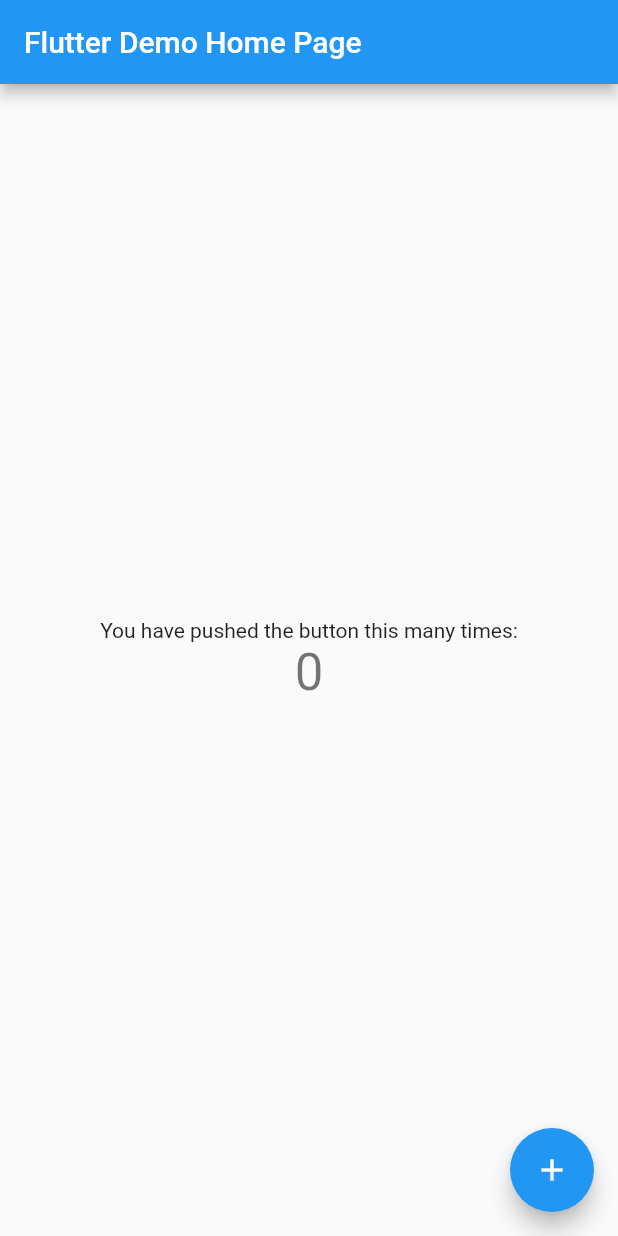
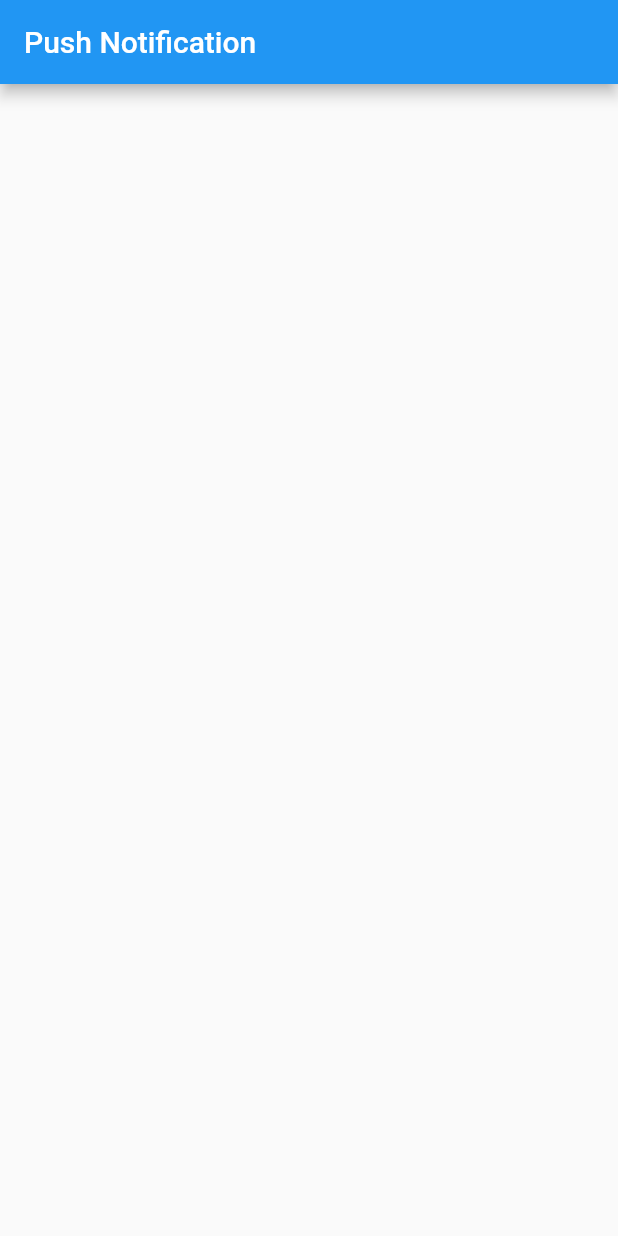
Before and after one commit to zahid2873/push_notification, a Flutter app: the screen it shows after launch, on a phone screen of 412 x 824 dp. Run offline on Flutter 3.47's test engine with Material 2 defaults, Android fonts, the phone set to English and light mode, and no system bars; our stand-ins replace firebase_core, firebase_messaging, flutter_local_notifications; accounts and stored records are empty.

Commit message:
push notification from firebase foreground/background/terminate state

```diff
--- a/lib/main.dart
+++ b/lib/main.dart
@@ -1,13 +1,23 @@
+
 import 'package:flutter/material.dart';
 import 'package:firebase_core/firebase_core.dart';
 import 'package:firebase_messaging/firebase_messaging.dart';
+import 'package:push_notification/notification_pages/home_page.dart';
 
+import 'notification_service/local_notification_service.dart';
+
+Future<void> backgroundHandler(RemoteMessage message) async {
+  print(message.data.toString());
+  print(message.notification!.title);
+}
 
 void main() async {
   WidgetsFlutterBinding.ensureInitialized();
   await Firebase.initializeApp();
-  final fcmToken = await FirebaseMessaging.instance.getToken();
-  print("token : $fcmToken");
+  FirebaseMessaging.onBackgroundMessage(backgroundHandler);
+  LocalNotificationService.initialize();
+  //final fcmToken = await FirebaseMessaging.instance.getToken();
+ // print("token : $fcmToken");
   runApp(const MyApp());
 }
 
@@ -31,92 +41,7 @@ class MyApp extends StatelessWidget {
         // is not restarted.
         primarySwatch: Colors.blue,
       ),
-      home: const MyHomePage(title: 'Flutter Demo Home Page'),
+      home: HomePage(),
     );
   }
 }
-
-class MyHomePage extends StatefulWidget {
-  const MyHomePage({super.key, required this.title});
-
-  // This widget is the home page of your application. It is stateful, meaning
-  // that it has a State object (defined below) that contains fields that affect
-  // how it looks.
-
-  // This class is the configuration for the state. It holds the values (in this
-  // case the title) provided by the parent (in this case the App widget) and
-  // used by the build method of the State. Fields in a Widget subclass are
-  // always marked "final".
-
-  final String title;
-
-  @override
-  State<MyHomePage> createState() => _MyHomePageState();
-}
-
-class _MyHomePageState extends State<MyHomePage> {
-  int _counter = 0;
-
-  void _incrementCounter() {
-    setState(() {
-      // This call to setState tells the Flutter framework that something has
-      // changed in this State, which causes it to rerun the build method below
-      // so that the display can reflect the updated values. If we changed
-      // _counter without calling setState(), then the build method would not be
-      // called again, and so nothing would appear to happen.
-      _counter++;
-    });
-  }
-
-  @override
-  Widget build(BuildContext context) {
-    // This method is rerun every time setState is called, for instance as done
-    // by the _incrementCounter method above.
-    //
-    // The Flutter framework has been optimized to make rerunning build methods
-    // fast, so that you can just rebuild anything that needs updating rather
-    // than having to individually change instances of widgets.
-    return Scaffold(
-      appBar: AppBar(
-        // Here we take the value from the MyHomePage object that was created by
-        // the App.build method, and use it to set our appbar title.
-        title: Text(widget.title),
-      ),
-      body: Center(
-        // Center is a layout widget. It takes a single child and positions it
-        // in the middle of the parent.
-        child: Column(
-          // Column is also a layout widget. It takes a list of children and
-          // arranges them vertically. By default, it sizes itself to fit its
-          // children horizontally, and tries to be as tall as its parent.
-          //
-          // Invoke "debug painting" (press "p" in the console, choose the
-          // "Toggle Debug Paint" action from the Flutter Inspector in Android
-          // Studio, or the "Toggle Debug Paint" command in Visual Studio Code)
-          // to see the wireframe for each widget.
-          //
-          // Column has various properties to control how it sizes itself and
-          // how it positions its children. Here we use mainAxisAlignment to
-          // center the children vertically; the main axis here is the vertical
-          // axis because Columns are vertical (the cross axis would be
-          // horizontal).
-          mainAxisAlignment: MainAxisAlignment.center,
-          children: <Widget>[
-            const Text(
-              'You have pushed the button this many times:',
-            ),
-            Text(
-              '$_counter',
-              style: Theme.of(context).textTheme.headline4,
-            ),
-          ],
-        ),
-      ),
-      floatingActionButton: FloatingActionButton(
-        onPressed: _incrementCounter,
-        tooltip: 'Increment',
-        child: const Icon(Icons.add),
-      ), // This trailing comma makes auto-formatting nicer for build methods.
-    );
-  }
-}
--- /dev/null
+++ b/lib/notification_pages/home_page.dart
@@ -0,0 +1,75 @@
+import 'package:firebase_messaging/firebase_messaging.dart';
+import 'package:flutter/material.dart';
+import 'package:push_notification/notification_pages/demo_page.dart';
+
+import '../notification_service/local_notification_service.dart';
+
+class HomePage extends StatefulWidget {
+  const HomePage({Key? key}) : super(key: key);
+
+  @override
+  State<HomePage> createState() => _HomePageState();
+}
+
+class _HomePageState extends State<HomePage> {
+
+  @override
+  void initState() {
+    super.initState();
+
+    // 1. This method call when app in terminated state and you get a notification
+    // when you click on notification app open from terminated state and you can get notification data in this method
+
+    FirebaseMessaging.instance.getInitialMessage().then(
+          (message) {
+        print("FirebaseMessaging.instance.getInitialMessage");
+        if (message != null) {
+          print("New Notification");
+          if (message.data['_id'] != null) {
+            Navigator.of(context).push(
+              MaterialPageRoute(
+                builder: (context) => DemoPage(
+                  id: message.data['_id'],
+                ),
+              ),
+            );
+          }
+        }
+      },
+    );
+
+    // 2. This method only call when App in forground it mean app must be opened
+    FirebaseMessaging.onMessage.listen(
+          (message) {
+        print("FirebaseMessaging.onMessage.listen");
+        if (message.notification != null) {
+          print(message.notification!.title);
+          print(message.notification!.body);
+          print("message.data11 ${message.data}");
+          LocalNotificationService.createanddisplaynotification(message);
+
+        }
+      },
+    );
+
+    // 3. This method only call when App in background and not terminated(not closed)
+    FirebaseMessaging.onMessageOpenedApp.listen(
+          (message) {
+        print("FirebaseMessaging.onMessageOpenedApp.listen");
+        if (message.notification != null) {
+          print(message.notification!.title);
+          print(message.notification!.body);
+          print("message.data22 ${message.data['_id']}");
+        }
+      },
+    );
+  }
+  @override
+  Widget build(BuildContext context) {
+    return Scaffold(
+      appBar: AppBar(
+        title: Text("Push Notification"),
+      ),
+    );
+  }
+}
--- /dev/null
+++ b/lib/notification_service/local_notification_service.dart
@@ -0,0 +1,62 @@
+import 'package:firebase_messaging/firebase_messaging.dart';
+import 'package:flutter/material.dart';
+import 'package:flutter_local_notifications/flutter_local_notifications.dart';
+class LocalNotificationService {
+
+  static final FlutterLocalNotificationsPlugin _notificationsPlugin =
+  FlutterLocalNotificationsPlugin();
+
+  static void initialize() {
+    // initializationSettings  for Android
+    const InitializationSettings initializationSettings =
+    InitializationSettings(
+      android: AndroidInitializationSettings("@mipmap/ic_launcher"),
+    );
+
+    _notificationsPlugin.initialize(
+      initializationSettings,
+      onDidReceiveNotificationResponse: (id) async {
+        print("onSelectNotification");
+        if (id != null) {
+          print("Router Value1234 $id");
+
+          // Navigator.of(context).push(
+          //   MaterialPageRoute(
+          //     builder: (context) => DemoScreen(
+          //       id: id,
+          //     ),
+          //   ),
+          // );
+
+
+        }
+      },
+    );
+  }
+
+  static void createanddisplaynotification(RemoteMessage message) async {
+    try {
+      final id = DateTime
+          .now()
+          .millisecondsSinceEpoch ~/ 1000;
+      const NotificationDetails notificationDetails = NotificationDetails(
+        android: AndroidNotificationDetails(
+          "push_notification",
+          "pushnotificationappchannel",
+          importance: Importance.max,
+          priority: Priority.high,
+        ),
+      );
+
+      await _notificationsPlugin.show(
+        id,
+        message.notification!.title,
+        message.notification!.body,
+        notificationDetails,
+        payload: message.data['_id'],
+      );
+    } on Exception catch (e) {
+      print(e);
+    }
+  }
+}
```
Also changed, not shown: lib/notification_pages/demo_page.dart (added, +15 -0 lines), 1 other file.
